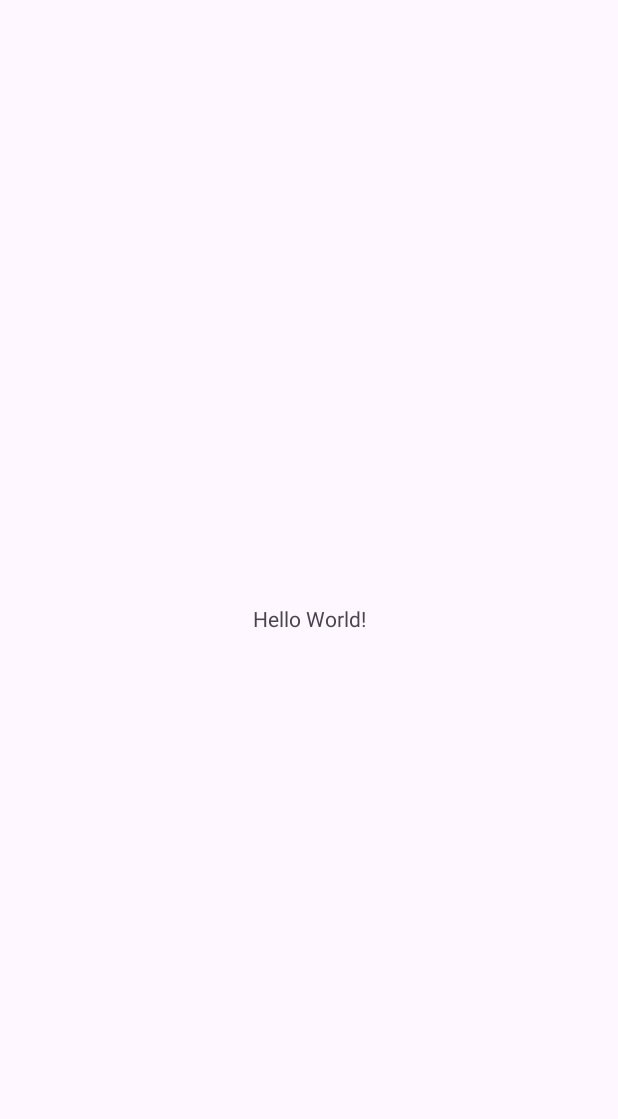
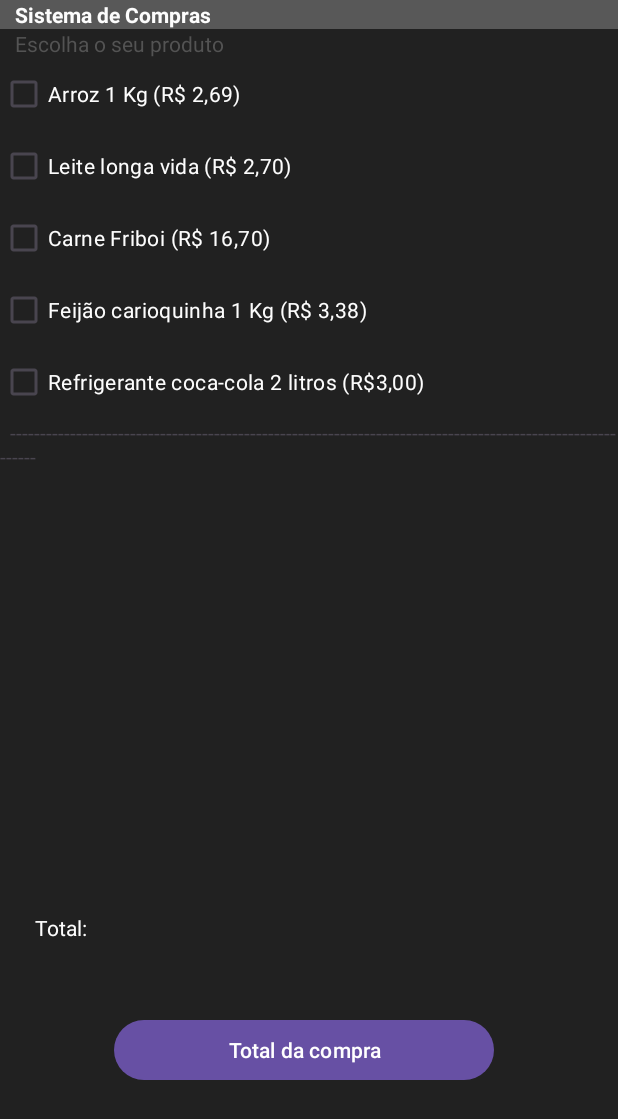
Before and after one commit to LiuYueLYHX/MarketSystem, an Android app: the screen it shows after launch (MainActivity), on a phone screen of 412 x 824 dp. Before the commit the part shown is almost empty. Shown: the top 1119 px of the screen. Run offline under Robolectric (Android 15) with nearby library versions, the phone set to English and light mode, and no system bars.

Commit message:
soma dos precos dos produtos

```diff
--- a/app/src/main/java/com/example/myapplication/MainActivity.java
+++ b/app/src/main/java/com/example/myapplication/MainActivity.java
@@ -1,6 +1,10 @@
 package com.example.myapplication;
 
 import android.os.Bundle;
+import android.view.View;
+import android.widget.Button;
+import android.widget.CheckBox;
+import android.widget.TextView;
 
 import androidx.activity.EdgeToEdge;
 import androidx.appcompat.app.AppCompatActivity;
@@ -10,6 +14,13 @@ import androidx.core.view.WindowInsetsCompat;
 
 public class MainActivity extends AppCompatActivity {
 
+    CheckBox item1;
+    CheckBox item2;
+    CheckBox item3;
+    CheckBox item4;
+    CheckBox item5;
+    Button finaliza;
+    TextView resultado;
     @Override
     protected void onCreate(Bundle savedInstanceState) {
         super.onCreate(savedInstanceState);
@@ -21,4 +32,26 @@ public class MainActivity extends AppCompatActivity {
             return insets;
         });
     }
+    public void OnClick(View view) {
+        item1 = findViewById(R.id.item1);
+        item2 = findViewById(R.id.item2);
+        item3 = findViewById(R.id.item3);
+        item4 = findViewById(R.id.item4);
+        item5 = findViewById(R.id.item5);
+        finaliza = findViewById(R.id.finaliza);
+        resultado = findViewById(R.id.resultado);
+        float resolucao = 0.0f;
+        if(item1.isChecked()){
+            resolucao += 2.69f;
+        }if(item2.isChecked()){
+            resolucao += 2.70f;
+        }if(item3.isChecked()){
+            resolucao += 16.70f;
+        }if(item4.isChecked()){
+            resolucao += 3.38f;
+        }if(item5.isChecked()){
+            resolucao += 3.00f;
+        }
+        resultado.setText("\n\n       Total:                                                                                         " +"\n\n                                                                                                       "+String.format("%.2f",resolucao));
+    }
 }
--- a/app/src/main/res/layout/activity_main.xml
+++ b/app/src/main/res/layout/activity_main.xml
@@ -1,19 +1,109 @@
 <?xml version="1.0" encoding="utf-8"?>
-<androidx.constraintlayout.widget.ConstraintLayout xmlns:android="http://schemas.android.com/apk/res/android"
+<LinearLayout xmlns:android="http://schemas.android.com/apk/res/android"
     xmlns:app="http://schemas.android.com/apk/res-auto"
     xmlns:tools="http://schemas.android.com/tools"
+    android:background="#212121"
     android:id="@+id/main"
+    android:orientation="vertical"
     android:layout_width="match_parent"
     android:layout_height="match_parent"
     tools:context=".MainActivity">
 
     <TextView
-        android:layout_width="wrap_content"
+        android:id="@+id/TelaDaSistema"
+        android:layout_width="match_parent"
         android:layout_height="wrap_content"
-        android:text="Hello World!"
+        android:background="#585858"
+        android:text="   Sistema de Compras"
+        android:textColor="#FDFDFD"
+        android:textStyle="bold"
         app:layout_constraintBottom_toBottomOf="parent"
         app:layout_constraintEnd_toEndOf="parent"
         app:layout_constraintStart_toStartOf="parent"
         app:layout_constraintTop_toTopOf="parent" />
 
-</androidx.constraintlayout.widget.ConstraintLayout>
+    <TextView
+        android:id="@+id/ConteudoDaSistema"
+        android:layout_width="match_parent"
+        android:layout_height="wrap_content"
+        android:text="   Escolha o seu produto"
+        android:textColor="#535353" />
+
+    <CheckBox
+        android:id="@+id/item1"
+        android:layout_width="match_parent"
+        android:layout_height="wrap_content"
+        android:textColor="#FDFDFD"
+        android:text="Arroz 1 Kg (R$ 2,69)" />
+
+    <CheckBox
+        android:id="@+id/item2"
+        android:layout_width="match_parent"
+        android:layout_height="wrap_content"
+        android:textColor="#FDFDFD"
+        android:text="Leite longa vida (R$ 2,70) " />
+
+    <CheckBox
+        android:id="@+id/item3"
+        android:layout_width="match_parent"
+        android:layout_height="wrap_content"
+        android:textColor="#FDFDFD"
+        android:text="Carne Friboi (R$ 16,70) " />
+
+    <CheckBox
+        android:id="@+id/item4"
+        android:layout_width="match_parent"
+        android:layout_height="wrap_content"
+        android:textColor="#FDFDFD"
+        android:text="Feijão carioquinha 1 Kg (R$ 3,38) " />
+
+    <CheckBox
+        android:id="@+id/item5"
+        android:layout_width="match_parent"
+        android:layout_height="wrap_content"
+        android:textColor="#FDFDFD"
+        android:text="Refrigerante coca-cola 2 litros (R$3,00)" />
+
+    <TextView
+        android:id="@+id/textView8"
+        android:layout_width="match_parent"
+        android:layout_height="298dp"
+        android:text="  -----------------------------------------------------------------------------------------------------------" />
+
+    <TextView
+        android:id="@+id/resultado"
+        android:layout_width="match_parent"
+        android:layout_height="99dp"
+        android:text="\n\n
+
+     Total:                                                                                         "
+        android:textColor="#FDFDFD" />
+
+    <LinearLayout
+        android:layout_width="match_parent"
+        android:layout_height="match_parent"
+        android:orientation="horizontal">
+
+        <TextView
+            android:id="@+id/textView9"
+            android:layout_width="wrap_content"
+            android:layout_height="wrap_content"
+            android:layout_weight="0.3"
+            android:text="" />
+
+        <Button
+            android:id="@+id/finaliza"
+            android:layout_width="253dp"
+            android:layout_height="wrap_content"
+            android:onClick="OnClick"
+            android:text="Total da compra" />
+
+        <TextView
+            android:id="@+id/textView10"
+            android:layout_width="5dp"
+            android:layout_height="wrap_content"
+            android:layout_weight="0.3"
+            android:text="" />
+    </LinearLayout>
+
+</LinearLayout>
```
